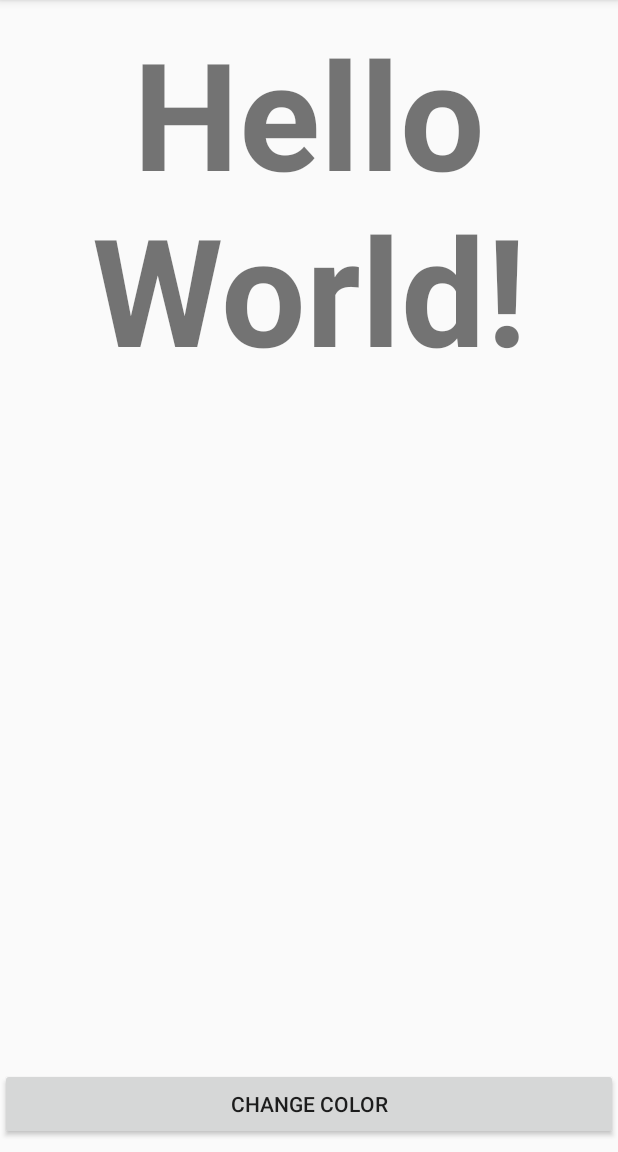
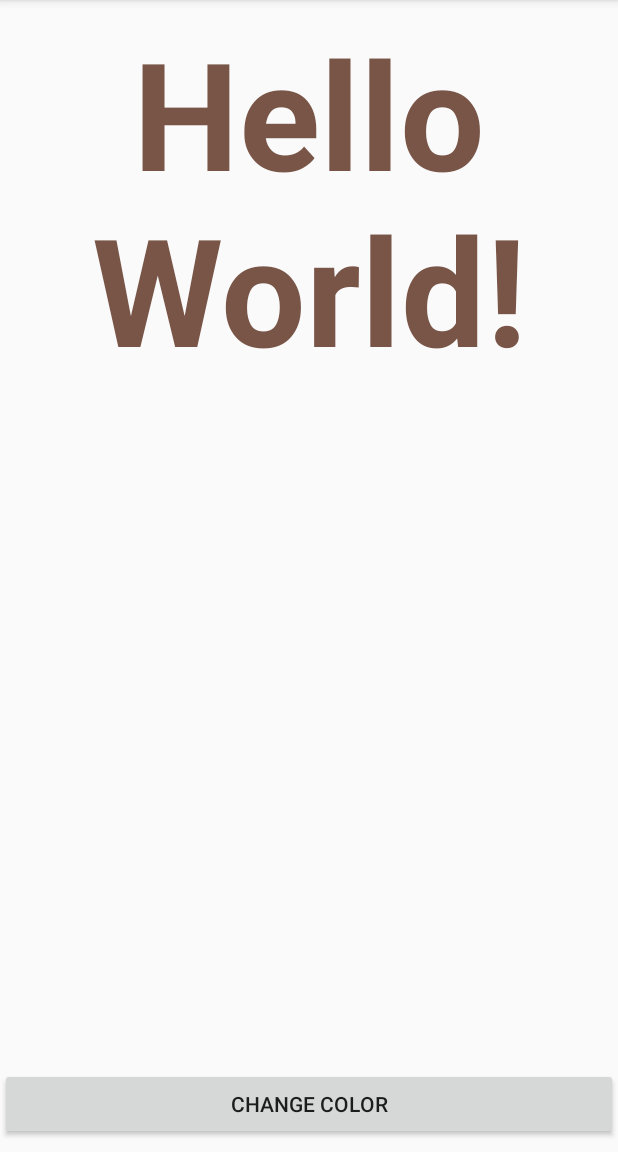
Before and after one commit to patgra91/android-tutorial-09, an Android app: the screen it shows after launch (MainActivity), after a tap on "CHANGE COLOR", on a phone screen of 412 x 824 dp, the part 84-1236 px from its top. Run offline under Robolectric (Android 15) with nearby library versions, the phone set to English and light mode, and no system bars.

Commit message:
Using different API for getColor() depending on the Android version of the device

```diff
--- a/app/src/main/java/com/example/hellocompat/MainActivity.java
+++ b/app/src/main/java/com/example/hellocompat/MainActivity.java
@@ -1,9 +1,13 @@
 package com.example.hellocompat;
 
 import androidx.appcompat.app.AppCompatActivity;
+import androidx.core.content.ContextCompat;
 
 import android.os.Bundle;
+import android.view.View;
 import android.widget.TextView;
+
+import java.util.Random;
 
 public class MainActivity extends AppCompatActivity {
 
@@ -31,4 +35,23 @@ public class MainActivity extends AppCompatActivity {
 
         outState.putInt("color", mHelloTextView.getCurrentTextColor());
     }
+
+    public void changeColor(View view) {
+        Random random = new Random();
+        String colorName = mColorArray[random.nextInt(20)];
+
+        // getIdentifier() - Looks up the colorName in the "color" resource; colors.xml
+        // Get the color identifier that matches the color name.
+        int colorResourceName = getResources().getIdentifier(colorName, "color", getApplicationContext().getPackageName());
+
+        // Get the color ID from the resources.
+        int colorRes = 0;
+        if (android.os.Build.VERSION.SDK_INT >= android.os.Build.VERSION_CODES.M) {
+            colorRes = getResources().getColor(colorResourceName, this.getTheme());
+        } else {
+            colorRes = ContextCompat.getColor(this, colorResourceName);
+        }
+
+        mHelloTextView.setTextColor(colorRes);
+    }
 }
```
Also changed, not shown: app/src/main/res/values/colors.xml (+21 -0 lines), app/src/main/res/values/strings.xml (+0 -22 lines).
